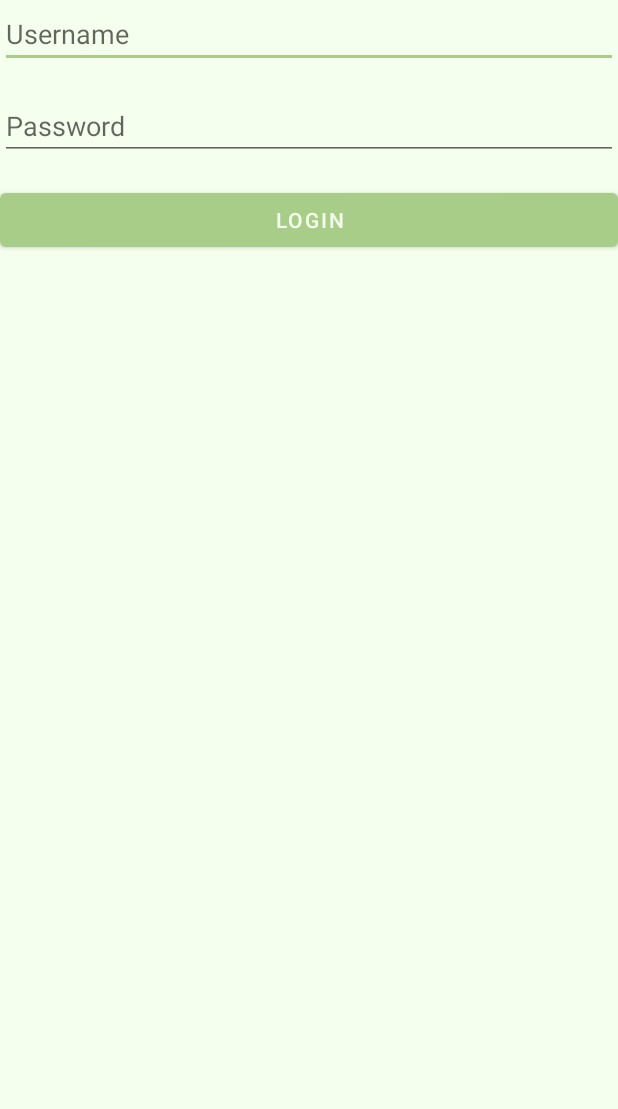
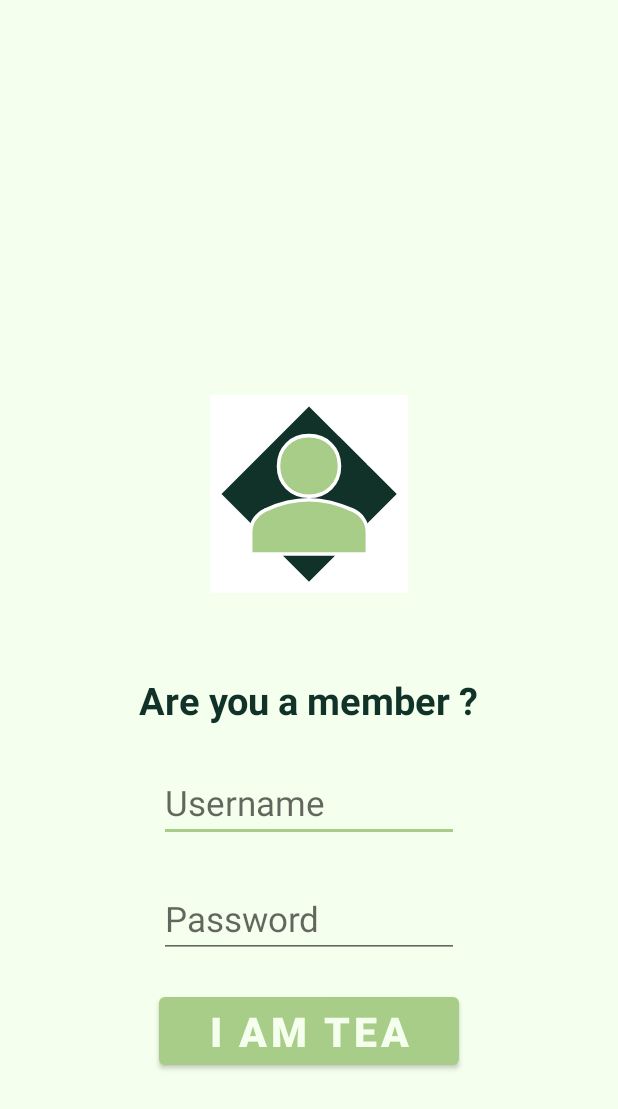
Before and after one commit to PancakesLmao/Project-Management-App, an Android app: the screen it shows after launch (LoginActivity), on a phone screen of 412 x 824 dp. Shown: the top 1109 px of the screen. Run offline under Robolectric (Android 15) with nearby library versions, the phone set to English and light mode, and no system bars; our stand-ins replace Room's generated code.

Commit message:
Updated: Finished Login function

```diff
--- a/app/src/main/java/com/example/projectmanagement/LoginActivity.kt
+++ b/app/src/main/java/com/example/projectmanagement/LoginActivity.kt
@@ -18,9 +18,15 @@ class LoginActivity : AppCompatActivity() {
         binding = ActivityLoginBinding.inflate(layoutInflater)
         setContentView(binding.root)
 
+        binding.loginButton.setOnClickListener {
+            val username = binding.username.text.toString()
+            val password = binding.password.text.toString()
+            loginViewModel.login(username, password)
+        }
+        //        Observe the loginResult LiveData from the ViewModel
         loginViewModel.loginResult.observe(this) { success ->
             if (success) {
-                Toast.makeText(this, "Login successfully", Toast.LENGTH_SHORT).show()
+                Toast.makeText(this, "Successfully login", Toast.LENGTH_SHORT).show()
                 val intent = Intent(this, MainActivity::class.java)
                 startActivity(intent)
                 finish()
@@ -28,11 +34,5 @@ class LoginActivity : AppCompatActivity() {
                 Toast.makeText(this, "Invalid credentials", Toast.LENGTH_SHORT).show()
             }
         }
-
-        binding.loginButton.setOnClickListener {
-            val username = binding.username.text.toString()
-            val password = binding.password.text.toString()
-            loginViewModel.login(username, password)
-        }
     }
 }
--- a/app/src/main/java/com/example/projectmanagement/viewmodel/LoginViewModel.kt
+++ b/app/src/main/java/com/example/projectmanagement/viewmodel/LoginViewModel.kt
@@ -25,10 +25,10 @@ class LoginViewModel(application: Application) : AndroidViewModel(application) {
             val user = repository.getUserByUsername(username)
             if (user != null) {
                 if (user.password == password) {
-                    Log.d("LoginViewModel", "Login successful for user: $username")
+                    Log.d("LoginViewModel", "Login successful")
                     _loginResult.value = true
                 } else {
-                    Log.e("LoginViewModel", "Incorrect password for user: $username")
+                    Log.e("LoginViewModel", "Incorrect password")
                     _loginResult.value = false
                 }
             } else {
--- a/app/src/main/res/layout/activity_login.xml
+++ b/app/src/main/res/layout/activity_login.xml
@@ -6,37 +6,66 @@
     android:layout_width="match_parent"
     android:layout_height="match_parent"
     tools:context=".LoginActivity">
+    <TextView
+        android:id="@+id/loginTextView"
+        android:layout_width="wrap_content"
+        android:layout_height="wrap_content"
+        android:text="Are you a member ?"
+        android:textSize="25sp"
+        android:textStyle="bold"
+        android:layout_marginVertical="20dp"
+        app:layout_constraintTop_toBottomOf="@id/login_icon"
+
+        app:layout_constraintEnd_toEndOf="parent"
+        app:layout_constraintStart_toStartOf="parent"/>
+    <ImageView
+        android:id="@+id/login_icon"
+        android:layout_width="200dp"
+        android:layout_height="200dp"
+        android:contentDescription="@string/title_activity_login"
+        android:src="@drawable/ic_login_foreground"
+        app:layout_constraintTop_toTopOf="parent"
+        app:layout_constraintBottom_toTopOf="@id/login_button"
+        app:layout_constraintEnd_toEndOf="parent"
+        app:layout_constraintStart_toStartOf="parent"
+        />
 
     <EditText
         android:id="@+id/username"
-        android:layout_width="0dp"
+        android:layout_width="200dp"
         android:layout_height="wrap_content"
+        android:textSize="23sp"
         android:hint="Username"
-        app:layout_constraintTop_toTopOf="parent"
+        android:inputType="text"
+        app:layout_constraintBottom_toTopOf="@id/password"
+        app:layout_constraintTop_toBottomOf="@id/loginTextView"
         app:layout_constraintStart_toStartOf="parent"
         app:layout_constraintEnd_toEndOf="parent"
         app:layout_constraintHorizontal_bias="0.5" />
 
     <EditText
         android:id="@+id/password"
-        android:layout_width="0dp"
+        android:layout_width="200dp"
         android:layout_height="wrap_content"
+        android:textSize="23sp"
         android:hint="Password"
         android:inputType="textPassword"
-        app:layout_constraintTop_toBottomOf="@id/username"
+        app:layout_constraintBottom_toBottomOf="@id/login_button"
+        app:layout_constraintTop_toTopOf="@id/username"
         app:layout_constraintStart_toStartOf="parent"
         app:layout_constraintEnd_toEndOf="parent"
-        app:layout_constraintHorizontal_bias="0.5"
-        android:layout_marginTop="16dp" />
+        app:layout_constraintHorizontal_bias="0.5" />
 
     <Button
         android:id="@+id/login_button"
-        android:layout_width="0dp"
+        android:layout_width="200dp"
         android:layout_height="wrap_content"
-        android:text="Login"
+        android:text="I AM TEA"
+        android:textSize="27sp"
+        android:textStyle="bold"
+        android:layout_marginVertical="20dp"
         app:layout_constraintTop_toBottomOf="@id/password"
         app:layout_constraintStart_toStartOf="parent"
         app:layout_constraintEnd_toEndOf="parent"
-        app:layout_constraintHorizontal_bias="0.5"
-        android:layout_marginTop="16dp" />
+        app:layout_constraintHorizontal_bias="0.5" />
 </androidx.constraintlayout.widget.ConstraintLayout>
```
